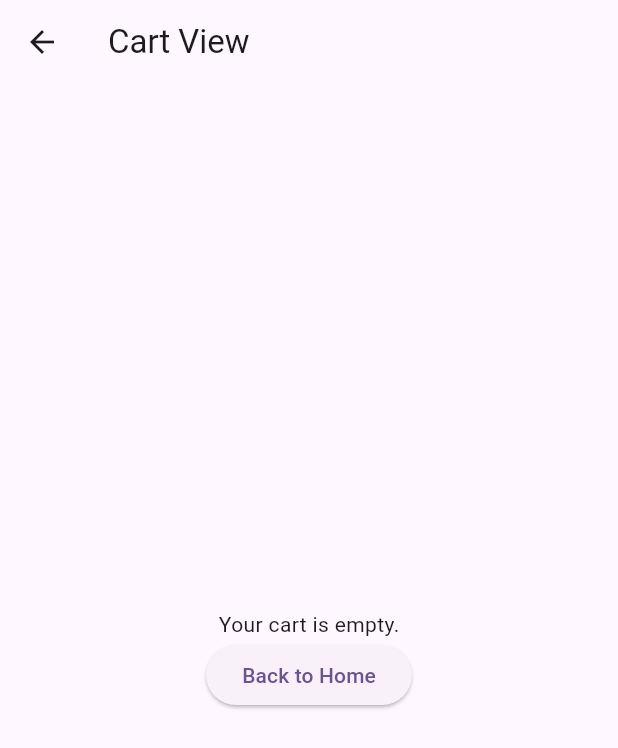
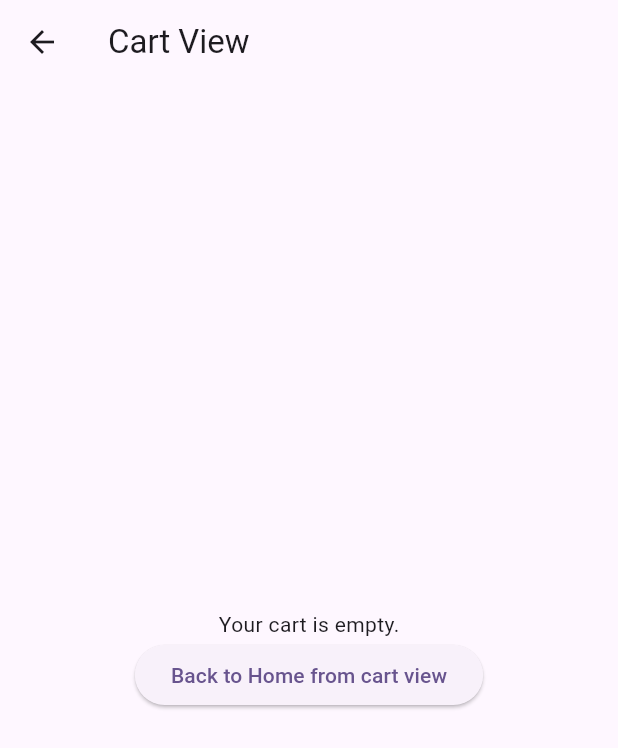
Before and after one commit to seiffbdd/our_project, a Flutter app: the CartView screen opened directly, on a phone screen of 412 x 824 dp. Shown: the top 748 px of the screen. Run offline on Flutter 3.47's test engine with Material 3 defaults, Android fonts, the phone set to English and light mode, and no system bars.

Commit message:
Update cart_view.dart
added string from cart view after return to home

```diff
--- a/lib/cart_view.dart
+++ b/lib/cart_view.dart
@@ -16,7 +16,7 @@ class CartView extends StatelessWidget {
               onPressed: () {
                 Navigator.pop(context);
               },
-              child: const Text('Back to Home'),
+              child: const Text('Back to Home from cart view'),
             ),
           ],
         ),
```
